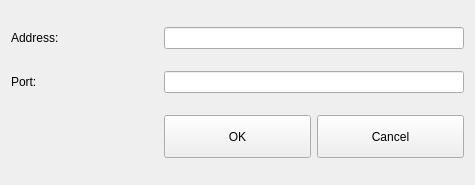
berndhs/arado, file ui/address-input.ui: the form before one commit.
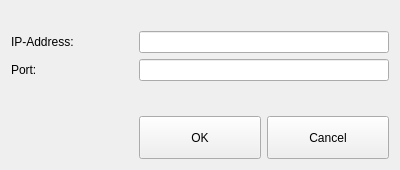
The form after the commit. Icons and pictures are not drawn.

Commit message: icons added to layout.

What changed in the file:
```diff
--- a/ui/address-input.ui
+++ b/ui/address-input.ui
@@ -6,58 +6,45 @@
    <rect>
     <x>0</x>
     <y>0</y>
-    <width>475</width>
-    <height>185</height>
+    <width>400</width>
+    <height>170</height>
    </rect>
   </property>
   <property name="windowTitle">
    <string>Add Device to start a bootstrap</string>
   </property>
   <layout class="QGridLayout" name="gridLayout">
-   <item row="0" column="0">
-    <widget class="QLabel" name="label">
-     <property name="text">
-      <string>Address:</string>
-     </property>
-    </widget>
-   </item>
-   <item row="0" column="1" colspan="2">
+   <item row="2" column="2" colspan="2">
     <widget class="QLineEdit" name="addressEdit"/>
    </item>
-   <item row="1" column="0">
+   <item row="4" column="1">
     <widget class="QLabel" name="label_2">
      <property name="text">
       <string>Port:</string>
      </property>
     </widget>
    </item>
-   <item row="1" column="1" colspan="2">
+   <item row="4" column="2" colspan="2">
     <widget class="QLineEdit" name="portEdit"/>
    </item>
    <item row="2" column="1">
-    <widget class="QPushButton" name="okButton">
-     <property name="minimumSize">
-      <size>
-       <width>0</width>
-       <height>43</height>
-      </size>
-     </property>
+    <widget class="QLabel" name="label">
      <property name="text">
-      <string>OK</string>
+      <string>IP-Address:</string>
      </property>
-     <property name="icon">
-      <iconset resource="../arado.qrc">
-       <normaloff>:/images/button_ok.png</normaloff>:/images/button_ok.png</iconset>
+    </widget>
+   </item>
+   <item row="0" column="1">
+    <widget class="QLabel" name="label_3">
+     <property name="toolTip">
+      <string>Insert IP-Adress and Port of your device you want to connect to. Be sure the port of the remote device is forwarded in the remote Nat/Router.</string>
      </property>
-     <property name="iconSize">
-      <size>
-       <width>32</width>
-       <height>32</height>
-      </size>
+     <property name="text">
+      <string/>
      </property>
     </widget>
    </item>
-   <item row="2" column="2">
+   <item row="6" column="3">
     <widget class="QPushButton" name="cancelButton">
      <property name="minimumSize">
       <size>
@@ -80,6 +67,42 @@
      </property>
     </widget>
    </item>
+   <item row="6" column="2">
+    <widget class="QPushButton" name="okButton">
+     <property name="minimumSize">
+      <size>
+       <width>0</width>
+       <height>43</height>
+      </size>
+     </property>
+     <property name="text">
+      <string>OK</string>
+     </property>
+     <property name="icon">
+      <iconset resource="../arado.qrc">
+       <normaloff>:/images/button_ok.png</normaloff>:/images/button_ok.png</iconset>
+     </property>
+     <property name="iconSize">
+      <size>
+       <width>32</width>
+       <height>32</height>
+      </size>
+     </property>
+    </widget>
+   </item>
+   <item row="5" column="1">
+    <spacer name="verticalSpacer">
+     <property name="orientation">
+      <enum>Qt::Vertical</enum>
+     </property>
+     <property name="sizeHint" stdset="0">
+      <size>
+       <width>20</width>
+       <height>40</height>
+      </size>
+     </property>
+    </spacer>
+   </item>
   </layout>
  </widget>
  <resources>
```
Left out of the diff: 5 changed lines with no effect on the pictures. The commit also changes 1 other file.
